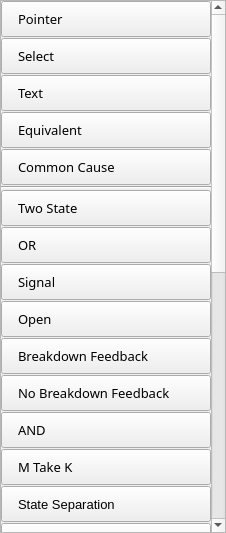
Old version of the form ZGO2/form/toolboxgomarkov.ui in the repository regissahore/Typewriter.
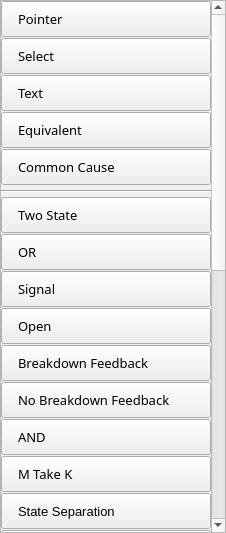
New version of the form. Icons and pictures are not drawn.

Patch:
```diff
--- a/ZGO2/form/toolboxgomarkov.ui
+++ b/ZGO2/form/toolboxgomarkov.ui
@@ -38,9 +38,9 @@
       <property name="geometry">
        <rect>
         <x>0</x>
-        <y>-412</y>
+        <y>0</y>
         <width>248</width>
-        <height>1039</height>
+        <height>1046</height>
        </rect>
       </property>
       <layout class="QVBoxLayout" name="verticalLayout_2">
@@ -298,6 +298,12 @@
        </item>
        <item>
         <widget class="Line" name="line">
+         <property name="minimumSize">
+          <size>
+           <width>0</width>
+           <height>10</height>
+          </size>
+         </property>
          <property name="orientation">
           <enum>Qt::Horizontal</enum>
          </property>
```
